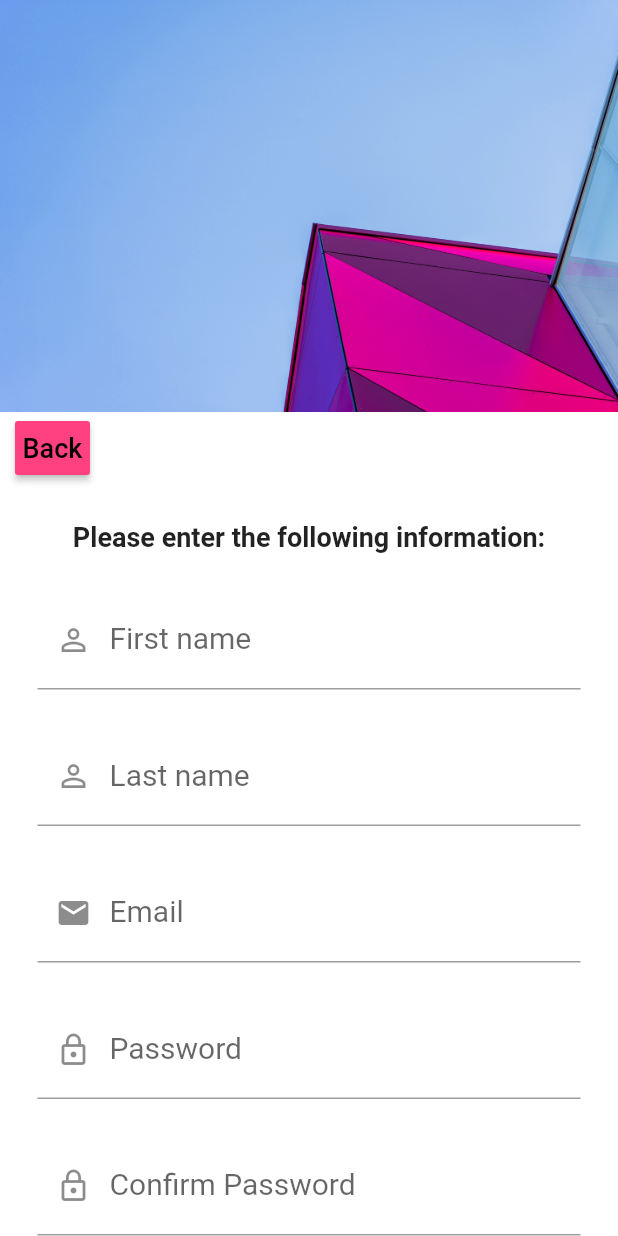
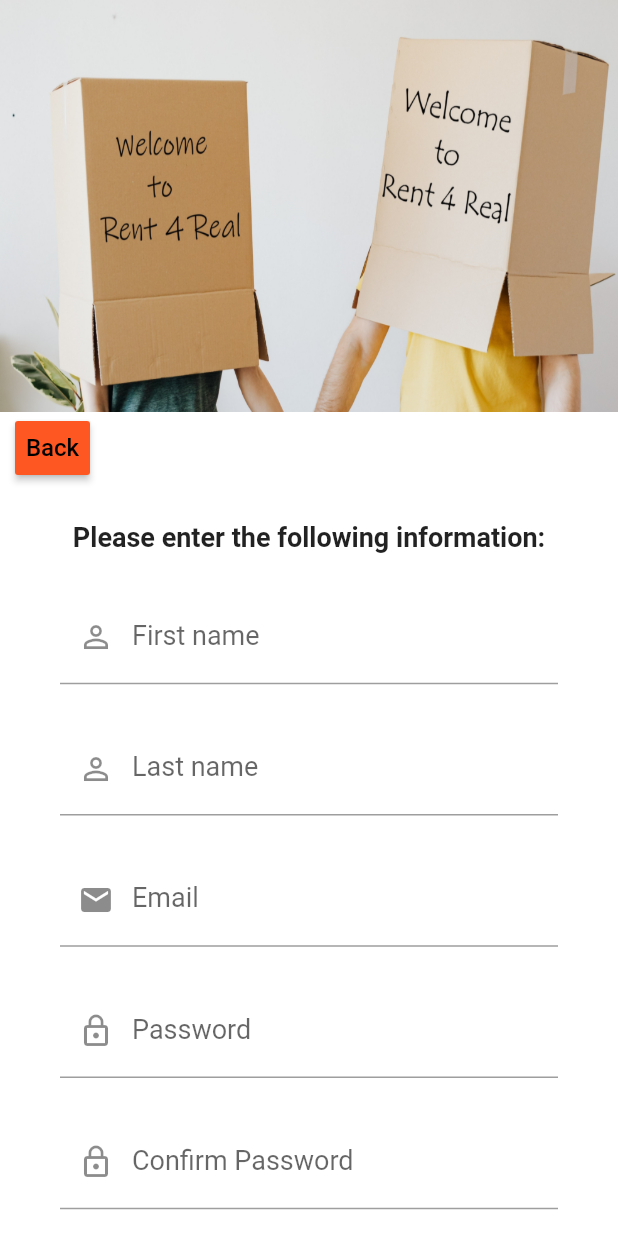
Before and after one commit to serahzaveri/rent4realApp, a Flutter app: the screen it shows after launch, after a tap on "Login", after a tap on "Dont have an account? Sign Up", on a phone screen of 412 x 824 dp. Run offline on Flutter 3.47's test engine with Material 2 defaults, Android fonts, the phone set to English and light mode, and no system bars; our stand-ins replace auto_size_text, cloud_firestore, firebase_auth, firebase_storage, flutter_rating, geolocator and 6 more; missing offline and left inert: flutter_full_pdf_viewer, smart_select; accounts and stored records are empty.

Commit message:
login page design

```diff
--- a/lib/Screens/forgotPasswordPage.dart
+++ b/lib/Screens/forgotPasswordPage.dart
@@ -61,7 +61,7 @@ class _ForgotPasswordPageState extends State<ForgotPasswordPage> {
                   decoration: BoxDecoration(
                     image: DecorationImage(
                         fit: BoxFit.fill,
-                        image: AssetImage('assets/images/background_no_text.jpg')
+                        image: AssetImage('assets/images/finalCropped.jpg')
                     ),
                   ),
                 ),
@@ -73,7 +73,7 @@ class _ForgotPasswordPageState extends State<ForgotPasswordPage> {
                   child: Text(
                     'Reset Password',
                     style: TextStyle(
-                      fontSize: 40.0,
+                      fontSize: 36.0,
                       fontWeight: FontWeight.bold,
                       color: Colors.black,
                     ),
@@ -92,7 +92,7 @@ class _ForgotPasswordPageState extends State<ForgotPasswordPage> {
                               prefixIcon: Icon(Icons.person_outline),
                               ),
                             style: TextStyle(
-                              fontSize: 20.0,
+                              fontSize: 18.0,
                             ),
                             validator: (text) {
                               if (!text.contains('@')) {
@@ -107,7 +107,7 @@ class _ForgotPasswordPageState extends State<ForgotPasswordPage> {
                     )
                 ),
                 Padding(
-                  padding: const EdgeInsets.fromLTRB(20, 20, 25, 5),
+                  padding: const EdgeInsets.fromLTRB(20, 30, 25, 5),
                   child: MaterialButton(
                     onPressed: () {
                       _submit();
@@ -116,17 +116,17 @@ class _ForgotPasswordPageState extends State<ForgotPasswordPage> {
                       'Submit',
                       style: TextStyle(
                         fontWeight: FontWeight.bold,
-                        fontSize: 20.0,
+                        fontSize: 18.0,
                         color: Colors.black,
                       ),
                     ),
-                    color: Colors.lightBlue,
+                    color: Colors.deepOrangeAccent,
                     //We get the height of the screen so the buttons adjust to size of phone
-                    height: MediaQuery.of(context).size.height / 15,
+                    height: MediaQuery.of(context).size.height / 18,
                     minWidth: double.infinity,
                     //shape of the submit button
                     shape: RoundedRectangleBorder(
-                        borderRadius: BorderRadius.circular(10),
+                        borderRadius: BorderRadius.circular(15),
                         //colors of border of the button
                         /*side: BorderSide(
                           color: Colors.blueAccent,
--- a/lib/Screens/hostHomePage.dart
+++ b/lib/Screens/hostHomePage.dart
@@ -21,7 +21,7 @@ class HostHomePage extends StatefulWidget {
 }
 
 class _HostHomePageState extends State<HostHomePage> {
-  //Setting it to 5 results it to going directly to the profile page after logging in
+  //Setting it to 4 results it to going directly to the profile page after logging in
   int _selectedIndex = 4;
 
   final List<String> _pageTitles = [
--- a/lib/Screens/loginPage.dart
+++ b/lib/Screens/loginPage.dart
@@ -90,7 +90,7 @@ class _LoginPageState extends State<LoginPage> {
                     decoration: BoxDecoration(
                         image: DecorationImage(
                             fit: BoxFit.fill,
-                            image: AssetImage('assets/images/finalBackground.jpg')
+                            image: AssetImage('assets/images/final.jpg')
                         ),
                     ),
                   ),
@@ -109,7 +109,7 @@ class _LoginPageState extends State<LoginPage> {
                               prefixIcon: Icon(Icons.person_outline),
                             ),
                             style: TextStyle(
-                              fontSize: 20.0,
+                              fontSize: 18.0,
                             ),
                             validator: (text) {
                               if(!text.contains('@')) {
@@ -128,7 +128,7 @@ class _LoginPageState extends State<LoginPage> {
                               prefixIcon: Icon(Icons.lock_outline),
                             ),
                             style: TextStyle(
-                              fontSize: 20.0,
+                              fontSize: 18.0,
                             ),
                             //obscure text hides the text for password
                             obscureText: true,
@@ -145,7 +145,7 @@ class _LoginPageState extends State<LoginPage> {
                     )
                   ),
                   Padding(
-                    padding: const EdgeInsets.fromLTRB(20, 20, 25 , 5),
+                    padding: const EdgeInsets.fromLTRB(40, 30, 40 , 5),
                     child: MaterialButton(
                       onPressed: () {
                         _signIn();
@@ -154,16 +154,16 @@ class _LoginPageState extends State<LoginPage> {
                         'Login',
                         style: TextStyle(
                           fontWeight: FontWeight.bold,
-                          fontSize: 20.0,
+                          fontSize: 18.0,
                           color: Colors.black,
                         ),
                       ),
-                      color: Colors.lightBlue,
+                      color: Colors.deepOrangeAccent,
                       //We get the height of the screen so the buttons adjust to size of phone
                       height: MediaQuery.of(context).size.height / 15,
                       minWidth: double.infinity,
                       shape: RoundedRectangleBorder(
-                          borderRadius: BorderRadius.circular(10)
+                          borderRadius: BorderRadius.circular(15)
                       ),
                     ),
                   ),
@@ -177,13 +177,13 @@ class _LoginPageState extends State<LoginPage> {
                         'Dont have an account? Sign Up',
                         style: TextStyle(
                           //fontWeight: FontWeight.bold,
-                          fontSize: 18.0,
+                          fontSize: 17.0,
                           color: Colors.black,
                         ),
                       ),
                       //color: Colors.grey,
                       //We get the height of the screen so the buttons adjust to size of phone
-                      height: MediaQuery.of(context).size.height / 17,
+                      height: MediaQuery.of(context).size.height / 18,
                       minWidth: double.infinity,
                       shape: RoundedRectangleBorder(
                           borderRadius: BorderRadius.circular(10)
@@ -200,7 +200,7 @@ class _LoginPageState extends State<LoginPage> {
                         'Forgot Passsword',
                         style: TextStyle(
                           //fontWeight: FontWeight.bold,
-                          fontSize: 18.0,
+                          fontSize: 17.0,
                           color: Colors.black,
                         ),
                       ),
--- a/lib/Screens/signUpPage.dart
+++ b/lib/Screens/signUpPage.dart
@@ -110,7 +110,7 @@ class _SignUpPageState extends State<SignUpPage> {
                   decoration: BoxDecoration(
                     image: DecorationImage(
                         fit: BoxFit.fill,
-                        image: AssetImage('assets/images/background_no_text.jpg')
+                        image: AssetImage('assets/images/finalCropped.jpg')
                     ),
                   ),
                 ),
@@ -126,11 +126,11 @@ class _SignUpPageState extends State<SignUpPage> {
                       ),
                       child: MaterialButton(
                           padding: EdgeInsets.all(0.0),
-                          color: Colors.pinkAccent,
+                          color: Colors.deepOrange,
                           child: Text(
                             'Back',
                             style: TextStyle(
-                              fontSize: 18.0,
+                              fontSize: 16.0,
                               color: Colors.black,
                             ),
                           ),
@@ -157,14 +157,14 @@ class _SignUpPageState extends State<SignUpPage> {
                     child: Column(
                       children: <Widget>[
                         Padding(
-                          padding: const EdgeInsets.fromLTRB(25, 25, 25, 0),
+                          padding: const EdgeInsets.fromLTRB(40, 25, 40, 0),
                           child: TextFormField(
                             decoration: InputDecoration(
                               labelText: 'First name',
                               prefixIcon: Icon(Icons.person_outline),
                             ),
                             style: TextStyle(
-                              fontSize: 20.0,
+                              fontSize: 18.0,
                             ),
                             controller: _firstNameController,
                             validator: (text) {
@@ -177,14 +177,14 @@ class _SignUpPageState extends State<SignUpPage> {
                           ),
                         ),
                         Padding(
-                          padding: const EdgeInsets.fromLTRB(25, 25, 25, 0),
+                          padding: const EdgeInsets.fromLTRB(40, 25, 40, 0),
                           child: TextFormField(
                             decoration: InputDecoration(
                               labelText: 'Last name',
                               prefixIcon: Icon(Icons.person_outline),
                             ),
                             style: TextStyle(
-                              fontSize: 20.0,
+                              fontSize: 18.0,
                             ),
                             controller: _lastNameController,
                             validator: (text) {
@@ -197,14 +197,14 @@ class _SignUpPageState extends State<SignUpPage> {
                           ),
                         ),
                         Padding(
-                          padding: const EdgeInsets.fromLTRB(25, 25, 25, 0),
+                          padding: const EdgeInsets.fromLTRB(40, 25, 40, 0),
                           child: TextFormField(
                             decoration: InputDecoration(
                               labelText: 'Email',
                               prefixIcon: Icon(Icons.email),
                             ),
                             style: TextStyle(
-                              fontSize: 20.0,
+                              fontSize: 18.0,
                             ),
                             controller: _emailController,
                             validator: (text) {
@@ -217,14 +217,14 @@ class _SignUpPageState extends State<SignUpPage> {
                           ),
                         ),
                         Padding(
-                          padding: const EdgeInsets.fromLTRB(25, 25, 25, 0),
+                          padding: const EdgeInsets.fromLTRB(40, 25, 40, 0),
                           child: TextFormField(
                             decoration: InputDecoration(
                               labelText: 'Password',
                               prefixIcon: Icon(Icons.lock_outline),
                             ),
                             style: TextStyle(
-                              fontSize: 20.0,
+                              fontSize: 18.0,
                             ),
                             controller: _passwordController,
                             validator: (text) {
@@ -238,14 +238,14 @@ class _SignUpPageState extends State<SignUpPage> {
                           ),
                         ),
                         Padding(
-                          padding: const EdgeInsets.fromLTRB(25, 25, 25, 0),
+                          padding: const EdgeInsets.fromLTRB(40, 25, 40, 0),
                           child: TextFormField(
                             decoration: InputDecoration(
                               labelText: 'Confirm Password',
                               prefixIcon: Icon(Icons.lock_outline),
                             ),
                             style: TextStyle(
-                              fontSize: 20.0,
+                              fontSize: 18.0,
                             ),
                             controller: _password2Controller,
                             obscureText: true,
@@ -259,14 +259,14 @@ class _SignUpPageState extends State<SignUpPage> {
                           ),
                         ),
                         Padding(
-                          padding: const EdgeInsets.fromLTRB(25, 25, 25, 0),
+                          padding: const EdgeInsets.fromLTRB(40, 25, 40, 0),
                           child: TextFormField(
                             decoration: InputDecoration(
                               labelText: 'City',
                               prefixIcon: Icon(Icons.edit_location),
                             ),
                             style: TextStyle(
-                              fontSize: 20.0,
+                              fontSize: 18.0,
                             ),
                             controller: _cityController,
                             validator: (text) {
@@ -279,14 +279,14 @@ class _SignUpPageState extends State<SignUpPage> {
                           ),
                         ),
                         Padding(
-                          padding: const EdgeInsets.fromLTRB(25, 25, 25, 0),
+                          padding: const EdgeInsets.fromLTRB(40, 25, 40, 0),
                           child: TextFormField(
                             decoration: InputDecoration(
                               labelText: 'Country',
                               prefixIcon: Icon(Icons.edit_location),
                             ),
                             style: TextStyle(
-                              fontSize: 20.0,
+                              fontSize: 18.0,
                             ),
                             controller: _countryController,
                             validator: (text) {
@@ -327,16 +327,16 @@ class _SignUpPageState extends State<SignUpPage> {
                       'Submit',
                       style: TextStyle(
                         fontWeight: FontWeight.bold,
-                        fontSize: 20.0,
+                        fontSize: 18.0,
                         color: Colors.black,
                       ),
                     ),
-                    color: Colors.blue,
+                    color: Colors.deepOrangeAccent,
                     //We get the height of the screen so the buttons adjust to size of phone
-                    height: MediaQuery.of(context).size.height / 15,
+                    height: MediaQuery.of(context).size.height / 18,
                     minWidth: double.infinity,
                     shape: RoundedRectangleBorder(
-                        borderRadius: BorderRadius.circular(10)
+                        borderRadius: BorderRadius.circular(15)
                     ),
                   ),
                 ),
--- a/pubspec.yaml
+++ b/pubspec.yaml
@@ -66,10 +66,9 @@ flutter:
 
   # To add assets to your application, add an assets section, like this:
   assets:
-    - assets/images/finalBackground.jpg
     - assets/images/finalLogo.png
-    - assets/images/background_no_text.jpg
-    - assets/sample.pdf
+    - assets/images/final.jpg
+    - assets/images/finalCropped.jpg
 
   # An image asset can refer to one or more resolution-specific "variants", see
   # https://flutter.dev/assets-and-images/#resolution-aware.
```
Also changed, not shown: assets/images/background_no_text.jpg (deleted), assets/images/default_avatar.png (deleted), assets/images/final.jpg (added), assets/images/finalCropped.jpg (added), assets/images/serah.JPG (deleted), assets/images/shalaka.JPG (deleted), 1 other file.
